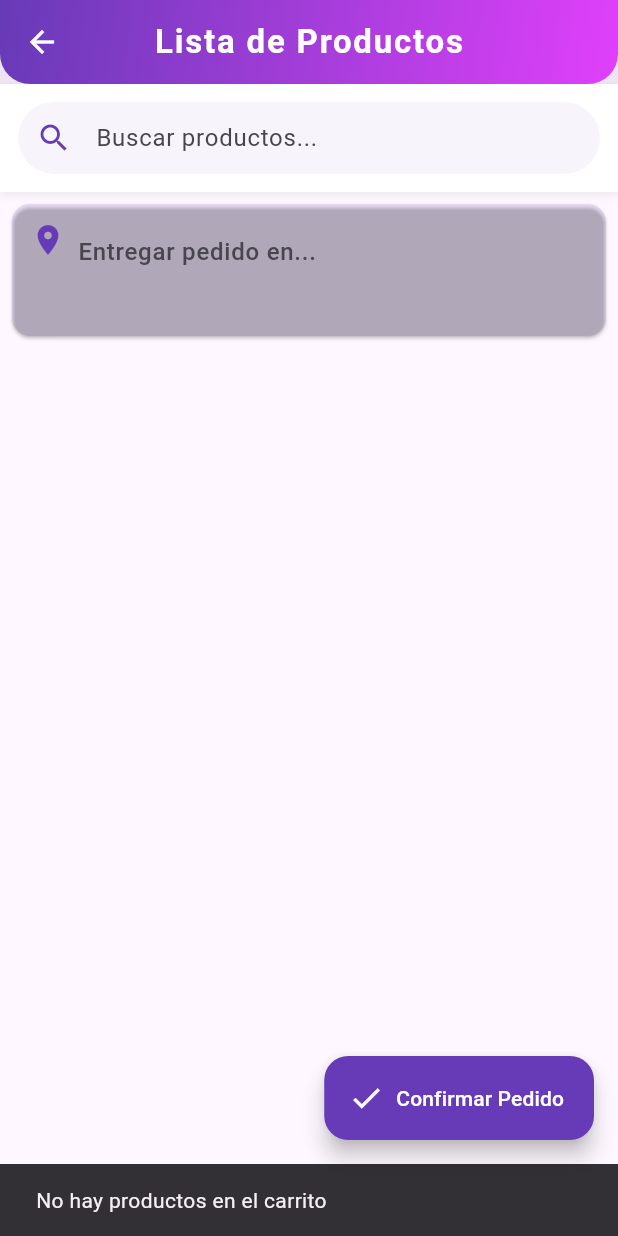
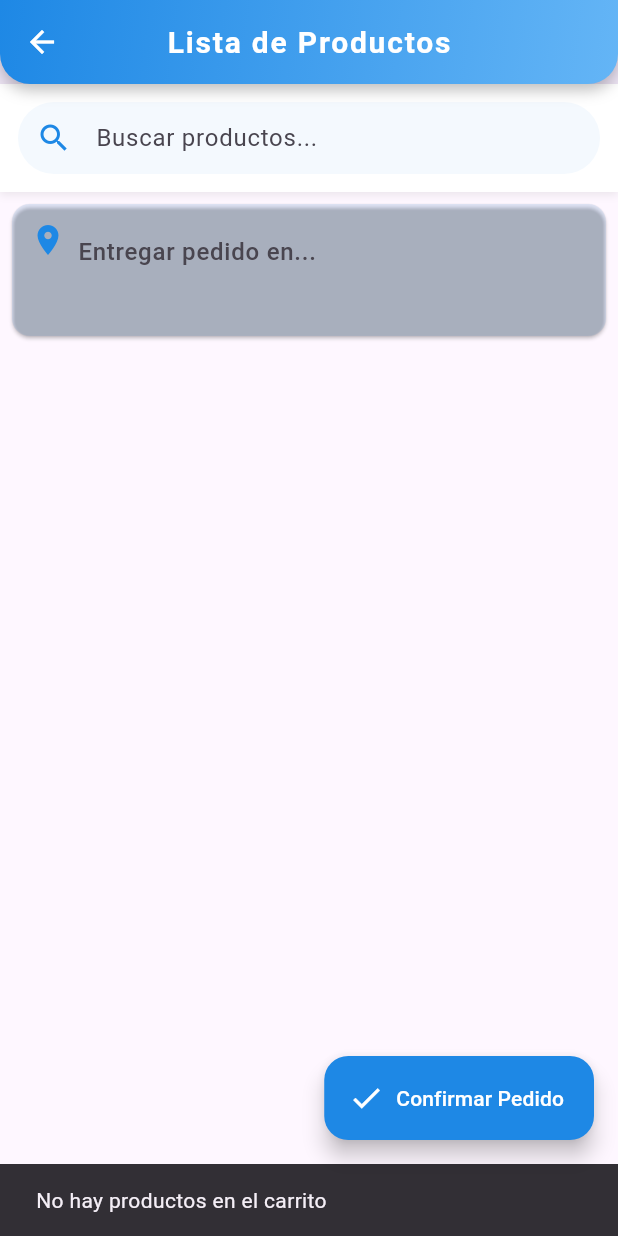
Before and after one commit to cristianchamorro/App_pedidos, a Flutter app: the ProductosPorCategoriaPage screen opened directly with empty values, after a tap on "Confirmar Pedido", on a phone screen of 412 x 824 dp. Run offline on Flutter 3.47's test engine with Material 3 defaults, Android fonts, the phone set to English and light mode, and no system bars; our stand-ins replace font_awesome_flutter, geocoding, geolocator, google_maps_flutter; network calls fail; statements that could not run were skipped.

Commit message:
Update all user-facing pages with new blue theme
Co-authored-by: cristianchamorro <17732871+cristianchamorro@users.noreply.github.com>

```diff
--- a/app_frontend/lib/pages/agregar_producto_page.dart
+++ b/app_frontend/lib/pages/agregar_producto_page.dart
@@ -1,4 +1,5 @@
 import 'package:flutter/material.dart';
+import '../theme/app_theme.dart';
 import '../models/categoria.dart';
 import '../models/vendor.dart';
 import '../models/product.dart';
@@ -202,7 +203,7 @@ class _AgregarProductoPageState extends State<AgregarProductoPage> {
         flexibleSpace: Container(
           decoration: const BoxDecoration(
             gradient: LinearGradient(
-              colors: [Colors.deepPurple, Colors.purpleAccent],
+              colors: [AppTheme.primaryColor, AppTheme.primaryLightColor],
               begin: Alignment.topLeft,
               end: Alignment.bottomRight,
             ),
@@ -345,7 +346,7 @@ class _AgregarProductoPageState extends State<AgregarProductoPage> {
                       : ElevatedButton(
                           onPressed: _guardarProducto,
                           style: ElevatedButton.styleFrom(
-                            backgroundColor: Colors.deepPurple,
+                            backgroundColor: AppTheme.primaryColor,
                             minimumSize: const Size.fromHeight(50),
                           ),
                           child: Text(
--- a/app_frontend/lib/pages/productos_por_categoria_page.dart
+++ b/app_frontend/lib/pages/productos_por_categoria_page.dart
@@ -6,6 +6,7 @@ import 'package:app_pedidos/pages/confirmar_pedido_page.dart';
 import 'package:app_pedidos/pages/pedidos_cajero_page.dart';   //
 import 'package:app_pedidos/pages/pedidos_cocinero_page.dart'; //
 import 'package:geolocator/geolocator.dart';
+import '../theme/app_theme.dart';
 
 class ProductosPorCategoriaPage extends StatefulWidget {
   final List<Product> productos;
@@ -198,26 +199,13 @@ class _ProductosPorCategoriaPageState extends State<ProductosPorCategoriaPage> {
       appBar: AppBar(
         title: const Text(
           "Lista de Productos",
-          style: TextStyle(
-            color: Colors.white,
-            fontWeight: FontWeight.bold,
-            letterSpacing: 1.2,
-          ),
+          style: AppTheme.appBarTitleStyle,
         ),
         centerTitle: true, // centrar el título
         elevation: 6, // sombra
         backgroundColor: Colors.transparent, // transparente porque usamos flexibleSpace
         flexibleSpace: Container(
-          decoration: const BoxDecoration(
-            gradient: LinearGradient(
-              colors: [Colors.deepPurple, Colors.purpleAccent],
-              begin: Alignment.topLeft,
-              end: Alignment.bottomRight,
-            ),
-            borderRadius: BorderRadius.vertical(
-              bottom: Radius.circular(20),
-            ),
-          ),
+          decoration: AppTheme.appBarDecoration,
         ),
         iconTheme: const IconThemeData(color: Colors.white), // iconos blancos
         actions: [
@@ -326,7 +314,7 @@ class _ProductosPorCategoriaPageState extends State<ProductosPorCategoriaPage> {
               },
               decoration: InputDecoration(
                 hintText: 'Buscar productos...',
-                prefixIcon: const Icon(Icons.search, color: Colors.deepPurple),
+                prefixIcon: const Icon(Icons.search, color: AppTheme.primaryColor),
                 suffixIcon: searchQuery.isNotEmpty
                     ? IconButton(
                         icon: const Icon(Icons.clear),
@@ -338,7 +326,7 @@ class _ProductosPorCategoriaPageState extends State<ProductosPorCategoriaPage> {
                       )
                     : null,
                 filled: true,
-                fillColor: Colors.deepPurple.withOpacity(0.05),
+                fillColor: AppTheme.primaryColor.withOpacity(0.05),
                 border: OutlineInputBorder(
                   borderRadius: BorderRadius.circular(30),
                   borderSide: BorderSide.none,
@@ -376,7 +364,7 @@ class _ProductosPorCategoriaPageState extends State<ProductosPorCategoriaPage> {
                         style: TextStyle(
                           color: categoriaSeleccionada == null
                               ? Colors.white
-                              : Colors.deepPurple,
+                              : AppTheme.primaryColor,
                           fontWeight: FontWeight.bold,
                         ),
                       ),
@@ -386,11 +374,11 @@ class _ProductosPorCategoriaPageState extends State<ProductosPorCategoriaPage> {
                           categoriaSeleccionada = null;
                         });
                       },
-                      selectedColor: Colors.deepPurple,
+                      selectedColor: AppTheme.primaryColor,
                       backgroundColor: Colors.grey.shade200,
                       checkmarkColor: Colors.white,
                       elevation: 2,
-                      shadowColor: Colors.deepPurple.withOpacity(0.3),
+                      shadowColor: AppTheme.primaryColor.withOpacity(0.3),
                     ),
                   ),
                   // Category chips
@@ -405,7 +393,7 @@ class _ProductosPorCategoriaPageState extends State<ProductosPorCategoriaPage> {
                         label: Text(
                           '$categoria ($count)',
                           style: TextStyle(
-                            color: isSelected ? Colors.white : Colors.deepPurple,
+                            color: isSelected ? Colors.white : AppTheme.primaryColor,
                             fontWeight: FontWeight.bold,
                           ),
                         ),
@@ -415,11 +403,11 @@ class _ProductosPorCategoriaPageState extends State<ProductosPorCategoriaPage> {
                             categoriaSeleccionada = selected ? categoria : null;
                           });
                         },
-                        selectedColor: Colors.deepPurple,
+                        selectedColor: AppTheme.primaryColor,
                         backgroundColor: Colors.grey.shade200,
                         checkmarkColor: Colors.white,
                         elevation: 2,
-                        shadowColor: Colors.deepPurple.withOpacity(0.3),
+                        shadowColor: AppTheme.primaryColor.withOpacity(0.3),
                       ),
                     );
                   }).toList(),
@@ -436,7 +424,7 @@ class _ProductosPorCategoriaPageState extends State<ProductosPorCategoriaPage> {
                 children: [
                   // Dirección editable
                   Card(
-                    color: Colors.deepPurple.withOpacity(0.1),
+                    color: AppTheme.primaryColor.withOpacity(0.1),
                     shape: RoundedRectangleBorder(
                       borderRadius: BorderRadius.circular(12),
                     ),
@@ -446,7 +434,7 @@ class _ProductosPorCategoriaPageState extends State<ProductosPorCategoriaPage> {
                       child: Row(
                         crossAxisAlignment: CrossAxisAlignment.start,
                         children: [
-                          const Icon(Icons.location_on, color: Colors.deepPurple),
+                          const Icon(Icons.location_on, color: AppTheme.primaryColor),
                           const SizedBox(width: 8),
                           Expanded(
                             child: TextField(
@@ -475,14 +463,14 @@ class _ProductosPorCategoriaPageState extends State<ProductosPorCategoriaPage> {
                       padding: const EdgeInsets.all(16),
                       decoration: BoxDecoration(
                         gradient: LinearGradient(
-                          colors: [Colors.deepPurple.shade400, Colors.deepPurple.shade600],
+                          colors: [AppTheme.primaryColor.shade400, AppTheme.primaryColor.shade600],
                           begin: Alignment.topLeft,
                           end: Alignment.bottomRight,
                         ),
                         borderRadius: BorderRadius.circular(12),
                         boxShadow: [
                           BoxShadow(
-                            color: Colors.deepPurple.withOpacity(0.3),
+                            color: AppTheme.primaryColor.withOpacity(0.3),
                             blurRadius: 8,
                             offset: const Offset(0, 4),
                           ),
@@ -524,7 +512,7 @@ class _ProductosPorCategoriaPageState extends State<ProductosPorCategoriaPage> {
                             label: const Text('Ver Carrito'),
                             style: ElevatedButton.styleFrom(
                               backgroundColor: Colors.white,
-                              foregroundColor: Colors.deepPurple,
+                              foregroundColor: AppTheme.primaryColor,
                               shape: RoundedRectangleBorder(
                                 borderRadius: BorderRadius.circular(20),
                               ),
@@ -546,19 +534,19 @@ class _ProductosPorCategoriaPageState extends State<ProductosPorCategoriaPage> {
                   borderRadius: BorderRadius.circular(16),
                 ),
                 child: ExpansionTile(
-                  backgroundColor: Colors.deepPurple.withOpacity(0.05),
-                  collapsedBackgroundColor: Colors.deepPurple.withOpacity(0.03),
+                  backgroundColor: AppTheme.primaryColor.withOpacity(0.05),
+                  collapsedBackgroundColor: AppTheme.primaryColor.withOpacity(0.03),
                   initiallyExpanded: categoriaSeleccionada == categoryName,
                   leading: Container(
                     padding: const EdgeInsets.all(8),
                     decoration: BoxDecoration(
-                      color: Colors.deepPurple.withOpacity(0.1),
+                      color: AppTheme.primaryColor.withOpacity(0.1),
                       borderRadius: BorderRadius.circular(8),
                     ),
-                    child: const Icon(Icons.category, color: Colors.deepPurple),
+                    child: const Icon(Icons.category, color: AppTheme.primaryColor),
                   ),
                   trailing: const Icon(Icons.keyboard_arrow_down,
-                      color: Colors.deepPurple),
+                      color: AppTheme.primaryColor),
                   title: Row(
                     children: [
                       Expanded(
@@ -567,13 +555,13 @@ class _ProductosPorCategoriaPageState extends State<ProductosPorCategoriaPage> {
                           style: const TextStyle(
                               fontSize: 20,
                               fontWeight: FontWeight.bold,
-                              color: Colors.deepPurple),
+                              color: AppTheme.primaryColor),
                         ),
                       ),
                       Container(
                         padding: const EdgeInsets.symmetric(horizontal: 10, vertical: 4),
                         decoration: BoxDecoration(
-                          color: Colors.deepPurple,
+                          color: AppTheme.primaryColor,
                           borderRadius: BorderRadius.circular(12),
                         ),
                         child: Text(
@@ -623,7 +611,7 @@ class _ProductosPorCategoriaPageState extends State<ProductosPorCategoriaPage> {
                                   borderRadius: BorderRadius.circular(16),
                                   boxShadow: [
                                     BoxShadow(
-                                      color: Colors.deepPurple.withOpacity(0.25),
+                                      color: AppTheme.primaryColor.withOpacity(0.25),
                                       blurRadius: 8,
                                       offset: const Offset(0, 4),
                                     ),
@@ -758,7 +746,7 @@ class _ProductosPorCategoriaPageState extends State<ProductosPorCategoriaPage> {
                                                   style: const TextStyle(
                                                     fontWeight: FontWeight.bold,
                                                     fontSize: 15,
-                                                    color: Colors.deepPurple,
+                                                    color: AppTheme.primaryColor,
                                                   ),
                                                   textAlign: TextAlign.center,
                                                   maxLines: 2,
@@ -894,7 +882,7 @@ class _ProductosPorCategoriaPageState extends State<ProductosPorCategoriaPage> {
                                                       ],
                                                     ),
                                                     style: ElevatedButton.styleFrom(
-                                                      backgroundColor: Colors.deepPurple,
+                                                      backgroundColor: AppTheme.primaryColor,
                                                       foregroundColor: Colors.white,
                                                       padding: const EdgeInsets.symmetric(vertical: 8),
                                                       shape: RoundedRectangleBorder(
@@ -935,7 +923,7 @@ class _ProductosPorCategoriaPageState extends State<ProductosPorCategoriaPage> {
           'Confirmar Pedido',
           style: TextStyle(color: Colors.white),
         ),
-        backgroundColor: Colors.deepPurple,
+        backgroundColor: AppTheme.primaryColor,
       ),
     );
   }
```
Also changed, not shown: app_frontend/lib/pages/confirmar_pedido_page.dart (+4 -3 lines), app_frontend/lib/pages/detalle_pedido_page.dart (+13 -12 lines), app_frontend/lib/pages/pago_page.dart (+8 -7 lines).
